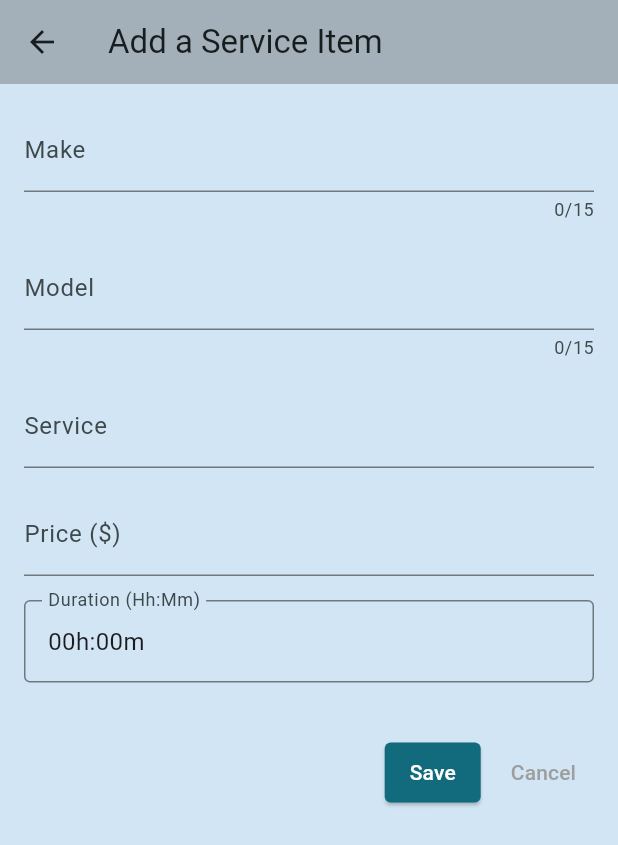
After one commit to lee-hee/workmate_app, a Flutter app: the screen it shows after launch, after a tap on "Add New Service Items", on a phone screen of 412 x 824 dp. The commit adds this screen. Shown: the top 845 px of the screen. Run offline on Flutter 3.47's test engine with Material 3 defaults, Android fonts, the phone set to English and light mode, and no system bars; our stand-ins replace flutter_typeahead, image_picker, permission_handler, table_calendar; missing offline and left inert: animated_snack_bar; network calls fail.

Commit message:
Add new components to home view

```diff
--- /dev/null
+++ b/lib/screens/service_item/service_item_register.dart
@@ -0,0 +1,293 @@
+import 'package:flutter/material.dart';
+import 'package:http/http.dart' as http;
+import 'dart:convert';
+
+// Config
+import '../../../config/backend_config.dart';
+
+// Utils
+import '../../../utils/responsive_utils/service_item/service_item_util.dart';
+
+class ServiceItemRegisterScreen extends StatefulWidget {
+  const ServiceItemRegisterScreen({super.key});
+
+  @override
+  State<ServiceItemRegisterScreen> createState() {
+    return _ServiceItemRegisterScreenState();
+  }
+}
+
+class _ServiceItemRegisterScreenState extends State<ServiceItemRegisterScreen> {
+  final _formKey = GlobalKey<FormState>();
+  final _makeController = TextEditingController();
+  final _modelController = TextEditingController();
+  final _serviceNameController = TextEditingController();
+  final _servicePriceController = TextEditingController();
+
+  TimeOfDay _selectedDuration = const TimeOfDay(hour: 0, minute: 0);
+  bool _isDurationValid = true;
+
+  void _pickDuration() async {
+    final TimeOfDay? picked = await showTimePicker(
+      context: context,
+      initialTime: const TimeOfDay(hour: 0, minute: 0),
+      helpText: 'Select Duration (Hh:Mm)',
+      builder: (BuildContext context, Widget? child) {
+        return MediaQuery(
+          data: MediaQuery.of(context).copyWith(alwaysUse24HourFormat: true),
+          child: child!,
+        );
+      },
+    );
+    if (picked != null) {
+      setState(() {
+        _selectedDuration = picked;
+        _isDurationValid = true; // Reset validation on successful selection
+      });
+    }
+  }
+
+  void _saveserviceItem() {
+    if (_formKey.currentState!.validate() && _validateDuration()) {
+      _formKey.currentState!.save();
+
+      final make = _makeController.text.trim();
+      final model = _modelController.text.trim();
+      final serviceName = _serviceNameController.text.trim();
+      final servicePrice =
+          double.tryParse(_servicePriceController.text.trim()) ?? 0.0;
+      final serviceDurationMinutes =
+          (_selectedDuration.hour * 60) + _selectedDuration.minute;
+
+      // Use this data as required (e.g., send it to an API or save locally)
+      print('Make: $make');
+      print('Model: $model');
+      print('serviceName: $serviceName');
+      print('servicePrice: $servicePrice');
+      print('Duration: $serviceDurationMinutes');
+
+      void sendserviceNameItems(String make, String model, String serviceName,
+          String servicePrice, String serviceDurationMinutes) async {
+        final url = BackendConfig.getUri('config/service-item');
+
+        // Prepare the data to send
+        final Map<String, dynamic> data = {
+          'make': make,
+          'model': model,
+          'serviceName': serviceName,
+          'servicePrice': servicePrice,
+          'serviceDurationMinutes': serviceDurationMinutes,
+        };
+        // Convert the data to JSON format
+        final String jsonData = json.encode(data);
+
+        // Send a POST request to the API
+        try {
+          final response = await http.post(
+            url,
+            headers: {
+              'Content-Type': 'application/json',
+            },
+            body: jsonData,
+          );
+
+          // Check the response
+          if (response.statusCode == 200) {
+            // Successful response
+            print('Data successfully sent to the API');
+          } else {
+            // Handle server errors (4xx or 5xx)
+            print('Failed to send data: ${response.statusCode}');
+          }
+        } catch (e) {
+          // Handle any errors that occur during the request
+          print('Error: $e');
+        }
+      }
+
+      // Send data to the API
+      sendserviceNameItems(make, model, serviceName, servicePrice.toString(),
+          serviceDurationMinutes.toString());
+
+      // Clear the form after saving
+      _formKey.currentState?.reset();
+      _makeController.clear();
+      _modelController.clear();
+      _serviceNameController.clear();
+      _servicePriceController.clear();
+      setState(() {
+        _selectedDuration = const TimeOfDay(hour: 0, minute: 0);
+        _isDurationValid = true;
+      });
+
+      ScaffoldMessenger.of(context).showSnackBar(
+        const SnackBar(content: Text('Service Item Saved!')),
+      );
+    }
+  }
+
+  bool _validateDuration() {
+    if (_selectedDuration.hour == 0 && _selectedDuration.minute == 0) {
+      setState(() {
+        _isDurationValid = false;
+      });
+      return false;
+    }
+    return true;
+  }
+
+  void _cancelForm() {
+    _formKey.currentState?.reset();
+    _makeController.clear();
+    _modelController.clear();
+    _serviceNameController.clear();
+    _servicePriceController.clear();
+    setState(() {
+      _selectedDuration = const TimeOfDay(hour: 0, minute: 0);
+      _isDurationValid = true;
+    });
+    Navigator.of(context).pop();
+  }
+
+  @override
+  Widget build(BuildContext context) {
+    return Scaffold(
+      appBar: AppBar(
+        title: const Text('Add a Service Item'),
+      ),
+      body: Align(
+        alignment: ResponsiveServiceItemScreenUtils.getAlignment(
+            context), // Center on web
+        child: SizedBox(
+          width: ResponsiveServiceItemScreenUtils.getMaxWidth(context),
+          child: Padding(
+            padding: const EdgeInsets.all(16.0),
+            child: Form(
+              key: _formKey,
+              child: SingleChildScrollView(
+                child: Column(
+                  children: [
+                    Padding(
+                      padding: const EdgeInsets.only(bottom: 16.0),
+                      child: TextFormField(
+                        maxLength: 15,
+                        controller: _makeController,
+                        decoration: const InputDecoration(labelText: 'Make'),
+                        validator: (value) {
+                          if (value == null || value.isEmpty) {
+                            return 'Please enter a valid make';
+                          }
+                          return null;
+                        },
+                      ),
+                    ),
+                    Padding(
+                      padding: const EdgeInsets.only(bottom: 16.0),
+                      child: TextFormField(
+                        maxLength: 15,
+                        controller: _modelController,
+                        decoration: const InputDecoration(labelText: 'Model'),
+                        validator: (value) {
+                          if (value == null ||
+                              value.isEmpty ||
+                              value.trim().length <= 1 ||
+                              value.trim().length > 15) {
+                            return 'Please enter a valid model';
+                          }
+                          return null;
+                        },
+                      ),
+                    ),
+                    Padding(
+                      padding: const EdgeInsets.only(bottom: 16.0),
+                      child: TextFormField(
+                        controller: _serviceNameController,
+                        decoration: const InputDecoration(labelText: 'Service'),
+                        validator: (value) {
+                          if (value == null || value.isEmpty) {
+                            return 'Please enter a valid Service';
+                          }
+                          return null;
+                        },
+                      ),
+                    ),
+                    Padding(
+                      padding: const EdgeInsets.only(bottom: 16.0),
+                      child: TextFormField(
+                        controller: _servicePriceController,
+                        decoration:
+                            const InputDecoration(labelText: 'Price (\$)'),
+                        keyboardType: TextInputType.number,
+                        validator: (value) {
+                          if (value == null ||
+                              value.isEmpty ||
+                              double.tryParse(value) == null) {
+                            return 'Please enter a valid Price';
+                          }
+                          return null;
+                        },
+                      ),
+                    ),
+                    Padding(
+                      padding: const EdgeInsets.only(bottom: 16.0),
+                      child: GestureDetector(
+                        onTap: _pickDuration,
+                        child: InputDecorator(
+                          decoration: InputDecoration(
+                            labelText: 'Duration (Hh:Mm)',
+                            border: const OutlineInputBorder(),
+                            errorText: _isDurationValid
+                                ? null
+                                : 'Duration cannot be empty',
+                          ),
+                          child: Text(
+                            '${_selectedDuration.hour.toString().padLeft(2, '0')}h:${_selectedDuration.minute.toString().padLeft(2, '0')}m',
+                            style: TextStyle(
+                              fontSize: 16,
+                              color:
+                                  Theme.of(context).textTheme.bodyMedium!.color,
+                            ),
+                          ),
+                        ),
+                      ),
+                    ),
+                    const SizedBox(height: 20),
+                    Row(
+                      mainAxisAlignment: MainAxisAlignment.end,
+                      children: [
+                        ElevatedButton(
+                          onPressed: _saveserviceItem,
+                          style: ElevatedButton.styleFrom(
+                            foregroundColor: Colors.white,
+                            backgroundColor: const Color.fromARGB(
+                                255, 18, 107, 125), // Text color
+                            padding: const EdgeInsets.symmetric(
+                                horizontal: 16, vertical: 8),
+                            shape: RoundedRectangleBorder(
+                                borderRadius: BorderRadius.circular(4)),
+                          ),
+                          child: const Text('Save'),
+                        ),
+                        const SizedBox(width: 8),
+                        TextButton(
+                          onPressed: _cancelForm,
+                          style: TextButton.styleFrom(
+                            foregroundColor: Colors.grey,
+                            shape: RoundedRectangleBorder(
+                                borderRadius:
+                                    BorderRadius.circular(4)), // Button shape
+                          ),
+                          child: const Text('Cancel'),
+                        ),
+                      ],
+                    ),
+                  ],
+                ),
+              ),
+            ),
+          ),
+        ),
+      ),
+    );
+  }
+}
--- a/lib/widgets/home_view/work_action_home.dart
+++ b/lib/widgets/home_view/work_action_home.dart
@@ -1,5 +1,9 @@
 import 'package:flutter/material.dart';
 import 'package:workmate_app/model/app_action.dart';
+
+// Screens
+import '../../screens/new_user/add_new_user.dart';
+import '../../screens/service_item/service_item_register.dart';
 
 // Widgets
 import '../../widgets/filtered_workitems/filtered_workitem.dart';
@@ -19,17 +23,21 @@ class WorkActionHomeScreen extends StatelessWidget {
 
   void _selectAction(BuildContext context, String actionKey) {
     StatefulWidget navigatingWidget;
-    if ('new_booking' == actionKey) {
+    if ('new_register' == actionKey) {
       navigatingWidget = const NewBooking();
     } else if ('list_booking' == actionKey) {
       navigatingWidget = const BookingCalender();
-    } else if ('add_service_item' == actionKey) {
+    } else if ('new_booking' == actionKey) {
       navigatingWidget = const ServiceItemScreen(
         customerPhone: '',
         rego: '',
       );
+    } else if ('view_work_items' == actionKey) {
+      navigatingWidget = const FilteredWorkItemScreen();
+    } else if ('add_service_item' == actionKey) {
+      navigatingWidget = const ServiceItemRegisterScreen();
     } else {
-      navigatingWidget = const FilteredWorkItemScreen();
+      navigatingWidget = const UserRegisterScreen();
     }
     Navigator.of(context).push(
       MaterialPageRoute(
@@ -69,7 +77,7 @@ class WorkActionHomeScreen extends StatelessWidget {
               ),
               children: [
                 WorkActionGridItem(
-                  key: const Key('new_booking'),
+                  key: const Key('new_register'),
                   action: const AppAction(
                       id: '1',
                       title: 'Register New Vehicle',
@@ -88,13 +96,13 @@ class WorkActionHomeScreen extends StatelessWidget {
                       _selectAction(context, 'list_booking');
                     }),
                 WorkActionGridItem(
-                    key: const Key('add_service_item'),
+                    key: const Key('new_booking'),
                     action: const AppAction(
                         id: '3',
-                        title: 'Add New Service Item',
+                        title: 'Vehicle Booking',
                         color: Color.fromARGB(6, 55, 67, 46)),
                     onActionSelected: () {
-                      _selectAction(context, 'add_service_item');
+                      _selectAction(context, 'new_booking');
                     }),
                 WorkActionGridItem(
                   key: const Key('view_work_items'),
@@ -104,6 +112,26 @@ class WorkActionHomeScreen extends StatelessWidget {
                       color: Color.fromARGB(6, 144, 176, 119)),
                   onActionSelected: () {
                     _selectAction(context, 'view_work_items');
+                  },
+                ),
+                WorkActionGridItem(
+                  key: const Key('Add New Service Items'),
+                  action: const AppAction(
+                      id: '5',
+                      title: 'Add New Service Items',
+                      color: Color.fromARGB(6, 144, 176, 119)),
+                  onActionSelected: () {
+                    _selectAction(context, 'add_service_item');
+                  },
+                ),
+                WorkActionGridItem(
+                  key: const Key('Add New User'),
+                  action: const AppAction(
+                      id: '6',
+                      title: 'Add New User',
+                      color: Color.fromARGB(8, 233, 190, 98)),
+                  onActionSelected: () {
+                    _selectAction(context, 'add_new_user');
                   },
                 ),
               ],
--- a/pubspec.yaml
+++ b/pubspec.yaml
@@ -68,3 +68,6 @@ flutter:
   #
   # For details regarding fonts from package dependencies,
   # see https://flutter.dev/to/font-from-package
+
+dependency_overrides:
+  flutter_keyboard_visibility: ^6.0.0
```
Also changed, not shown: lib/screens/new_user/add_new_user.dart (added, +187 -0 lines), pubspec.lock.
